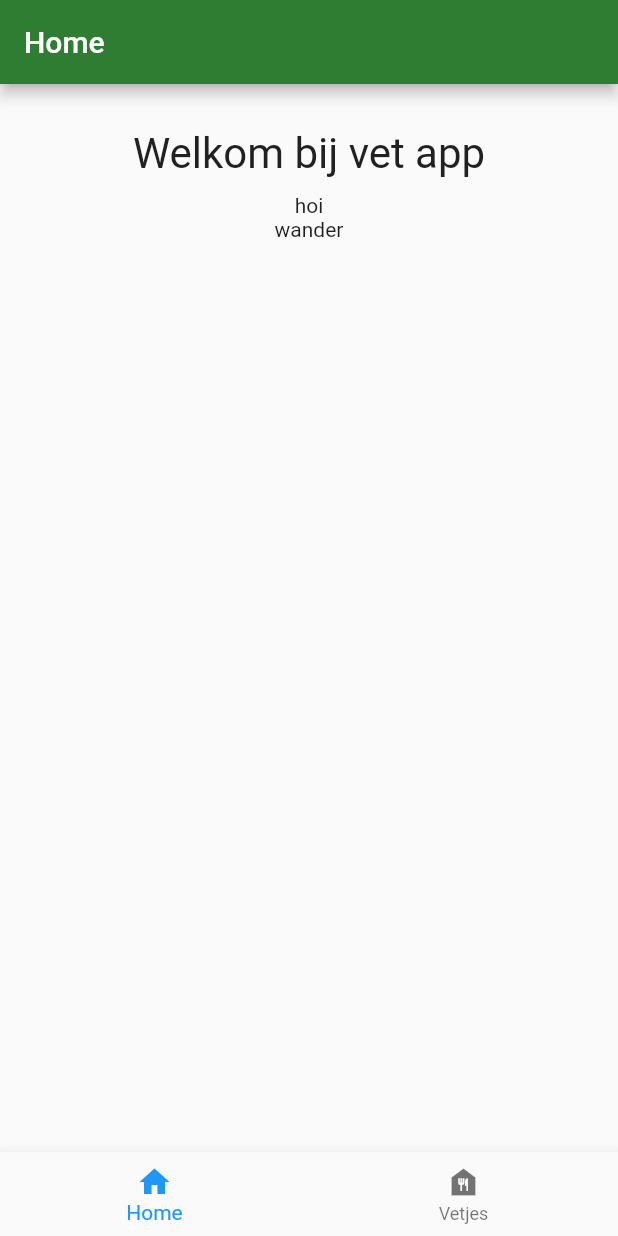
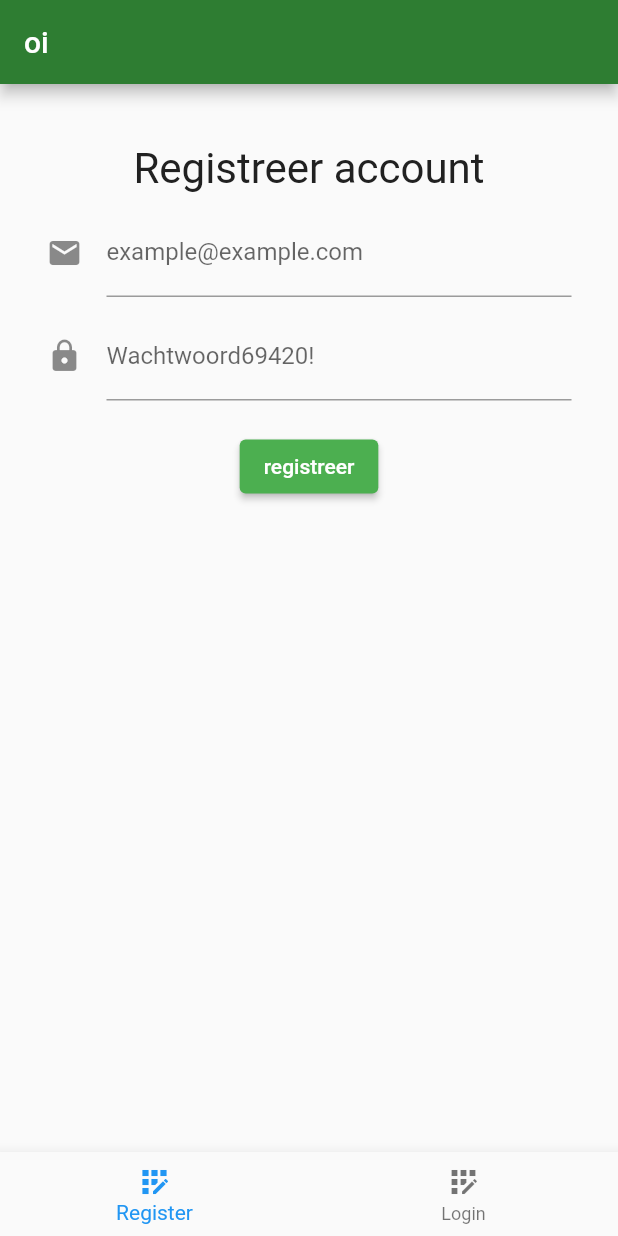
Before and after one commit to TMBL-DEV/vet-app, a Flutter app: the screen it shows after launch, on a phone screen of 412 x 824 dp. Run offline on Flutter 3.47's test engine with Material 2 defaults, Android fonts, the phone set to English and light mode, and no system bars; our stand-ins replace firebase_auth; accounts and stored records are empty.

Commit message:
Auth | state managment | routing | profile screen  - update

```diff
--- a/lib/main.dart
+++ b/lib/main.dart
@@ -1,16 +1,19 @@
 import 'package:flutter/material.dart';
-import 'package:vetApp/screens/home.dart';
-import 'package:vetApp/screens/timer.dart';
-import 'package:vetApp/screens/vetjes/create.dart';
-import 'package:vetApp/screens/vetjes/vetjes.dart';
+import 'package:vetApp/models/User.dart';
+import 'package:vetApp/services/auth.dart';
+import 'package:vetApp/wrapper.dart';
+import 'package:provider/provider.dart';
 
-void main() => runApp(MaterialApp(
-      initialRoute: "/home",
-      routes: {
-        // "/": (context) => Loading(),
-        "/home": (context) => Home(),
-        "/vetjes": (context) => Vetjes(),
-        "/vetjes/create": (context) => CreateVetje(),
-        "/timer": (context) => Timer(),
-      },
-    ));
+void main() => runApp(VetApp());
+
+class VetApp extends StatelessWidget {
+  @override
+  Widget build(BuildContext context) {
+    return StreamProvider<User>.value(
+      value: AuthService().user,
+      child: MaterialApp(
+        home: Wrapper(),
+      ),
+    );
+  }
+}
--- /dev/null
+++ b/lib/models/User.dart
@@ -0,0 +1,6 @@
+class User {
+  final String uid;
+  final String userName;
+  final String email;
+  User({this.uid, this.userName, this.email});
+}
--- /dev/null
+++ b/lib/screens/auth/authenticateScreen.dart
@@ -0,0 +1,44 @@
+import 'package:flutter/material.dart';
+import 'package:vetApp/screens/auth/login.dart';
+import 'package:vetApp/screens/auth/signup.dart';
+
+class AuthenticateScreen extends StatefulWidget {
+  @override
+  _AuthenticateScreenState createState() => _AuthenticateScreenState();
+}
+
+class _AuthenticateScreenState extends State<AuthenticateScreen> {
+  int _selectedIndex = 0;
+  String title = "oi";
+
+  static List<BottomNavigationBarItem> _items = [
+    BottomNavigationBarItem(
+        icon: new Icon(Icons.app_registration), label: "Register"),
+    BottomNavigationBarItem(
+        icon: new Icon(Icons.app_registration), label: "Login"),
+  ];
+
+  static List<Widget> _widgets = [SignUp(), Login()];
+
+  void _onItemTapped(int index) {
+    setState(() {
+      _selectedIndex = index;
+      this.title = _AuthenticateScreenState._items[this._selectedIndex].label;
+    });
+  }
+
+  Widget build(BuildContext context) {
+    return Scaffold(
+      appBar: AppBar(
+        title: Text(this.title),
+        backgroundColor: Colors.green[800],
+      ),
+      body: _widgets[_selectedIndex],
+      bottomNavigationBar: BottomNavigationBar(
+        items: _items,
+        currentIndex: this._selectedIndex,
+        onTap: _onItemTapped,
+      ),
+    );
+  }
+}
--- /dev/null
+++ b/lib/screens/auth/signup.dart
@@ -0,0 +1,93 @@
+import 'package:flutter/material.dart';
+import 'package:vetApp/services/auth.dart';
+
+class SignUp extends StatefulWidget {
+  @override
+  _SignUpState createState() => _SignUpState();
+}
+
+class _SignUpState extends State<SignUp> {
+  final AuthService _auth = AuthService();
+
+  String _email;
+  String _password;
+  SnackBar snackBar;
+  final GlobalKey<FormState> _formKey = GlobalKey<FormState>();
+
+  Future register() async {
+    if (!_formKey.currentState.validate()) {
+      return;
+    }
+    _formKey.currentState.save();
+    dynamic result = await _auth.signup(_email, _password);
+    if (result.toString() == "ERROR_EMAIL_ALREADY_IN_USE") {
+      final scaffold = Scaffold.of(context);
+      scaffold.showSnackBar(
+        SnackBar(
+          content: const Text('Email is already in use (try loging in)'),
+        ),
+      );
+    }
+  }
+
+  @override
+  Widget build(BuildContext context) {
+    return SafeArea(
+        child: Center(
+      child: Form(
+        key: _formKey,
+        child: Container(
+          width: 350,
+          child: Column(
+            children: [
+              SizedBox(height: 40.0),
+              Center(
+                  child: Text(
+                "Registreer account",
+                style: TextStyle(
+                  color: Colors.grey[900],
+                  fontSize: 28,
+                ),
+              )),
+              SizedBox(height: 10.0),
+              TextFormField(
+                onSaved: (String value) {
+                  if (value.isEmpty) {
+                    return "Email is verplicht";
+                  }
+                  this._email = value;
+                },
+                decoration: InputDecoration(
+                    icon: new Icon(Icons.email),
+                    labelText: "example@example.com"),
+              ),
+              SizedBox(height: 10.0),
+              TextFormField(
+                onSaved: (String value) {
+                  if (value.isEmpty) {
+                    return "wachtwoord is verplicht";
+                  }
+
+                  this._password = value;
+                },
+                decoration: InputDecoration(
+                  icon: new Icon(Icons.lock),
+                  labelText: "Wachtwoord69420!",
+                ),
+                obscureText: true,
+              ),
+              SizedBox(height: 20.0),
+              ElevatedButton(
+                onPressed: () => register(),
+                child: Text("registreer"),
+                style: ElevatedButton.styleFrom(
+                  primary: Colors.green,
+                ),
+              ),
+            ],
+          ),
+        ),
+      ),
+    ));
+  }
+}
--- a/lib/screens/home.dart
+++ b/lib/screens/home.dart
@@ -9,20 +9,7 @@ class Home extends StatefulWidget {
 class _HomeState extends State<Home> {
   @override
   Widget build(BuildContext context) {
-    int currentIndex = 0;
-    var routes = ["/home", "/vetjes"];
-    void onTabTapped(index) {
-      if (currentIndex != index) {
-        Navigator.pushNamed(context, routes[index]);
-      }
-    }
-
-    return Scaffold(
-      appBar: AppBar(
-        title: Text("Home"),
-        backgroundColor: Colors.green[800],
-      ),
-      body: SafeArea(
+    return SafeArea(
       child: Column(
         children: [
           SizedBox(height: 30.0),
@@ -34,22 +21,6 @@ class _HomeState extends State<Home> {
               fontSize: 28,
             ),
           )),
-            SizedBox(height: 10.0),
-            Center(child: Wander())
-          ],
-        ),
-      ),
-      bottomNavigationBar: BottomNavigationBar(
-        onTap: onTabTapped,
-        items: [
-          BottomNavigationBarItem(
-            icon: new Icon(Icons.home),
-            label: "Home",
-          ),
-          BottomNavigationBarItem(
-            icon: new Icon(Icons.food_bank),
-            label: "Vetjes",
-          ),
         ],
       ),
     );
--- a/lib/screens/vetjes/create.dart
+++ b/lib/screens/vetjes/create.dart
@@ -46,19 +46,20 @@ class _CreateVetjeState extends State<CreateVetje> {
                   decoration: InputDecoration(
                       icon: new Icon(Icons.food_bank),
                       labelText: "Naam van het vetje"),
+                  obscureText: true,
                 ),
                 SizedBox(height: 10.0),
                 TextFormField(
                   onSaved: (String value) {
                     if (value.isEmpty) {
-                      return "frituur tijdspan is verplicht";
+                      return "wachtwoord verplicht";
                     }
 
                     this._fryingDuration = value;
                   },
                   decoration: InputDecoration(
                     icon: new Icon(Icons.timelapse),
-                    labelText: "Tijds span in frituur (minuten)",
+                    labelText: "wachtwoord",
                   ),
                   keyboardType: TextInputType.number,
                   inputFormatters: [FilteringTextInputFormatter.digitsOnly],
--- a/lib/screens/vetjes/vetjes.dart
+++ b/lib/screens/vetjes/vetjes.dart
@@ -9,12 +9,7 @@ class Vetjes extends StatefulWidget {
 class _VetjesState extends State<Vetjes> {
   @override
   Widget build(BuildContext context) {
-    return Scaffold(
-      appBar: AppBar(
-        title: Text("vetjes"),
-        backgroundColor: Colors.green[800],
-      ),
-      body: SafeArea(
+    return SafeArea(
       child: Column(
         children: [
           SizedBox(height: 30.0),
@@ -28,14 +23,6 @@ class _VetjesState extends State<Vetjes> {
           ))
         ],
       ),
-      ),
-      floatingActionButton: new FloatingActionButton(
-        onPressed: () {
-          Navigator.pushNamed(context, "/vetjes/create");
-        },
-        child: new Icon(Icons.add),
-        backgroundColor: Colors.green[800],
-      ),
     );
   }
 }
--- /dev/null
+++ b/lib/wrapper.dart
@@ -0,0 +1,22 @@
+import 'package:flutter/material.dart';
+import 'package:provider/provider.dart';
+import 'package:vetApp/screens/auth/authenticateScreen.dart';
+import 'package:vetApp/screens/defaultScreen.dart';
+import 'models/User.dart';
+
+class Wrapper extends StatefulWidget {
+  @override
+  _WrapperState createState() => _WrapperState();
+}
+
+class _WrapperState extends State<Wrapper> {
+  @override
+  Widget build(BuildContext context) {
+    final user = Provider.of<User>(context);
+    if (user == null) {
+      return AuthenticateScreen();
+    }
+
+    return DefaultScreen();
+  }
+}
--- a/pubspec.yaml
+++ b/pubspec.yaml
@@ -23,7 +23,9 @@ environment:
 dependencies:
   flutter:
     sdk: flutter
-
+  firebase_auth: ^0.14.0+5
+  cloud_firestore: ^0.12.9+4
+  provider: ^4.0.0
 
   # The following adds the Cupertino Icons font to your application.
   # Use with the CupertinoIcons class for iOS style icons.
```
Also changed, not shown: lib/screens/auth/login.dart (added, +90 -0 lines), lib/screens/auth/profile.dart (added, +102 -0 lines), lib/screens/defaultScreen.dart (added, +68 -0 lines), lib/services/auth.dart (added, +50 -0 lines), pubspec.lock, 4 other files. Lines whose indentation alone changed are shown as unchanged.
